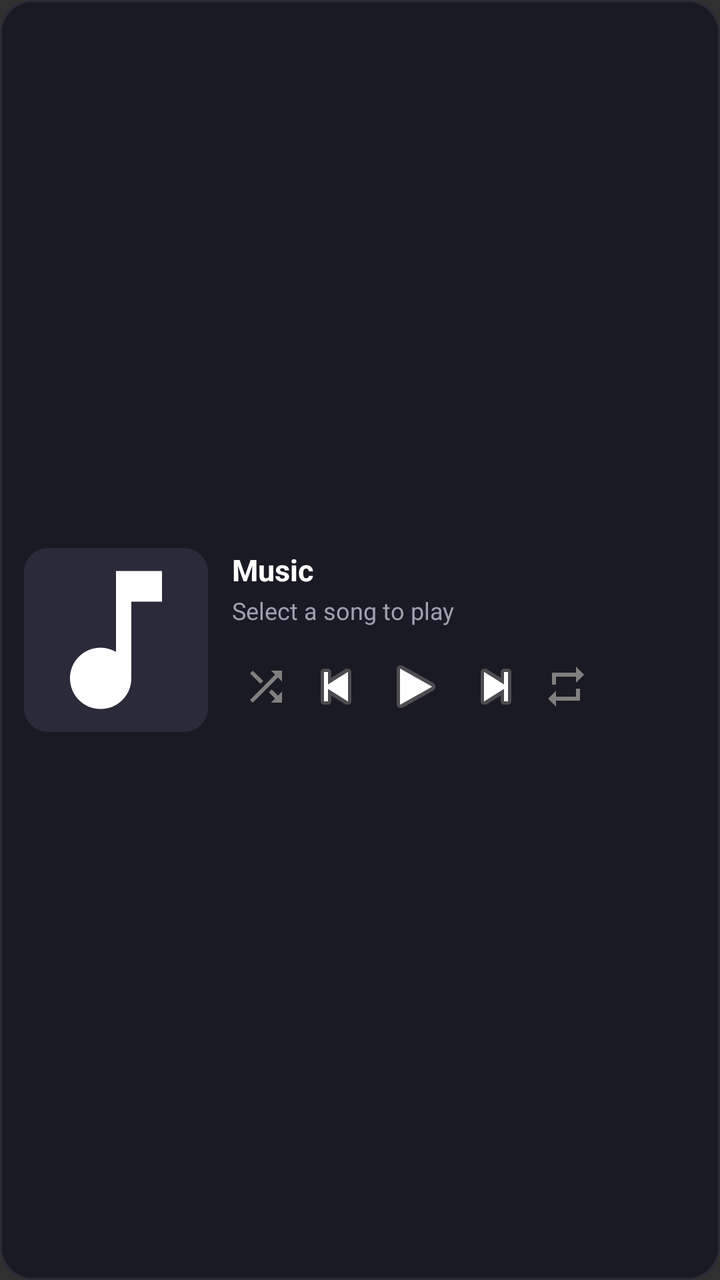
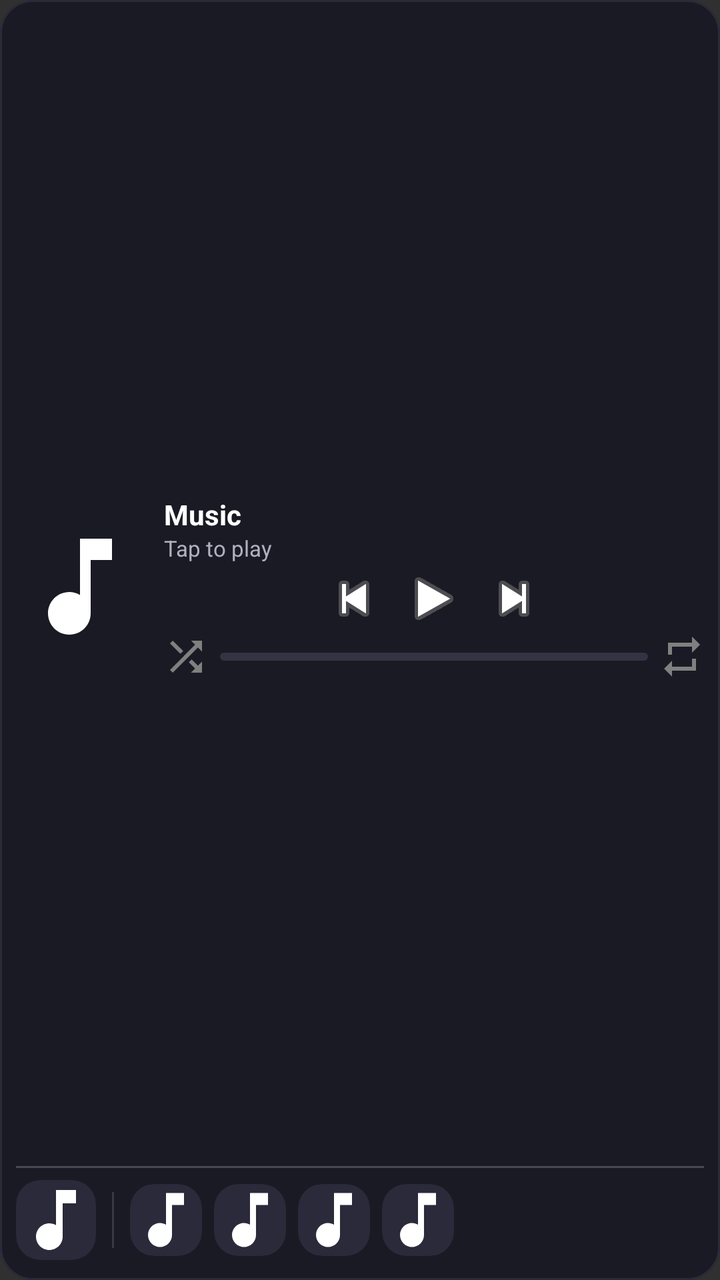

Screens rendered from an Android XML layout before and after an edit, with the pre-edit source and the edit as a unified diff.
<!-- AndroidManifest.xml: application theme android:Theme.Material.NoActionBar -->
<!-- res/layout/widget_music_4x2.xml -->
<?xml version="1.0" encoding="utf-8"?>
<LinearLayout xmlns:android="http://schemas.android.com/apk/res/android"
    android:id="@+id/widget_root"
    android:layout_width="match_parent"
    android:layout_height="match_parent"
    android:orientation="horizontal"
    android:padding="12dp"
    android:background="@drawable/widget_bg_dark_card"
    android:gravity="center_vertical">

    <ImageView
        android:id="@+id/widget_album_art"
        android:layout_width="92dp"
        android:layout_height="92dp"
        android:scaleType="centerCrop"
        android:src="@drawable/ic_music_note"
        android:background="@drawable/widget_art_rounded"
        android:contentDescription="Album Art" />

    <LinearLayout
        android:layout_width="0dp"
        android:layout_height="match_parent"
        android:layout_weight="1"
        android:layout_marginStart="12dp"
        android:orientation="vertical"
        android:gravity="center_vertical">

        <TextView
            android:id="@+id/widget_title"
            android:layout_width="match_parent"
            android:layout_height="wrap_content"
            android:text="Music"
            android:textColor="#FFFFFF"
            android:textSize="15sp"
            android:textStyle="bold"
            android:singleLine="true"
            android:ellipsize="marquee"
            android:marqueeRepeatLimit="marquee_forever"
            android:scrollHorizontally="true"
            android:focusable="true"
            android:focusableInTouchMode="true" />

        <TextView
            android:id="@+id/widget_artist"
            android:layout_width="match_parent"
            android:layout_height="wrap_content"
            android:layout_marginTop="2dp"
            android:text="Select a song to play"
            android:textColor="#A0A0B0"
            android:textSize="12sp"
            android:singleLine="true"
            android:ellipsize="marquee"
            android:marqueeRepeatLimit="marquee_forever"
            android:scrollHorizontally="true"
            android:focusable="true"
            android:focusableInTouchMode="true" />

        <LinearLayout
            android:layout_width="match_parent"
            android:layout_height="wrap_content"
            android:layout_marginTop="8dp"
            android:orientation="horizontal"
            android:gravity="center_vertical">

            <ImageButton
                android:id="@+id/widget_btn_shuffle"
                android:layout_width="34dp"
                android:layout_height="34dp"
                android:background="?android:attr/selectableItemBackgroundBorderless"
                android:src="@drawable/ic_widget_shuffle_off"
                android:contentDescription="Shuffle" />

            <ImageButton
                android:id="@+id/widget_btn_previous"
                android:layout_width="36dp"
                android:layout_height="36dp"
                android:background="?android:attr/selectableItemBackgroundBorderless"
                android:src="@android:drawable/ic_media_previous"
                android:contentDescription="Previous" />

            <ImageButton
                android:id="@+id/widget_btn_play_pause"
                android:layout_width="44dp"
                android:layout_height="44dp"
                android:background="?android:attr/selectableItemBackgroundBorderless"
                android:src="@android:drawable/ic_media_play"
                android:contentDescription="Play/Pause" />

            <ImageButton
                android:id="@+id/widget_btn_next"
                android:layout_width="36dp"
                android:layout_height="36dp"
                android:background="?android:attr/selectableItemBackgroundBorderless"
                android:src="@android:drawable/ic_media_next"
                android:contentDescription="Next" />

            <ImageButton
                android:id="@+id/widget_btn_repeat"
                android:layout_width="34dp"
                android:layout_height="34dp"
                android:background="?android:attr/selectableItemBackgroundBorderless"
                android:src="@drawable/ic_widget_repeat_off"
                android:contentDescription="Repeat" />
        </LinearLayout>
    </LinearLayout>

</LinearLayout>
<!-- resources referenced by this layout -->
<resources>
  <!-- drawable ic_music_note (drawable) -->
  <vector xmlns:android="http://schemas.android.com/apk/res/android"
      android:width="24dp"
      android:height="24dp"
      android:viewportWidth="24"
      android:viewportHeight="24">
    <path
        android:fillColor="#FFFFFF"
        android:pathData="M12,3v10.55c-0.59,-0.34 -1.27,-0.55 -2,-0.55 -2.21,0 -4,1.79 -4,4s1.79,4 4,4 4,-1.79 4,-4V7h4V3h-6z"/>
  </vector>
  <!-- drawable ic_widget_repeat_off (drawable) -->
  <vector xmlns:android="http://schemas.android.com/apk/res/android"
      android:width="24dp"
      android:height="24dp"
      android:viewportWidth="24"
      android:viewportHeight="24">
    <path
        android:fillColor="#808080"
        android:pathData="M7,7h10v3l4,-4 -4,-4v3H5v6h2V7zm10,10H7v-3l-4,4 4,4v-3h12v-6h-2v4z"/>
  </vector>
  <!-- drawable ic_widget_shuffle_off (drawable) -->
  <vector xmlns:android="http://schemas.android.com/apk/res/android"
      android:width="24dp"
      android:height="24dp"
      android:viewportWidth="24"
      android:viewportHeight="24">
    <path
        android:fillColor="#808080"
        android:pathData="M10.59,9.17L5.41,4L4,5.41l5.17,5.17 1.42,-1.41zM14.5,4l2.04,2.04L4,18.59 5.41,20 17.96,7.45 20,9.5V4h-5.5zM14.83,13.41l-1.41,1.41 3.13,3.13L14.5,20H20v-5.5l-2.04,2.04 -3.13,-3.13z"/>
  </vector>
  <!-- drawable widget_art_rounded (drawable) -->
  <?xml version="1.0" encoding="utf-8"?>
  <shape xmlns:android="http://schemas.android.com/apk/res/android">
      <solid android:color="#2A2A3A" />
      <corners android:radius="12dp" />
  </shape>
  <!-- drawable widget_bg_dark_card (drawable) -->
  <?xml version="1.0" encoding="utf-8"?>
  <shape xmlns:android="http://schemas.android.com/apk/res/android">
      <solid android:color="#1A1A24" />
      <corners android:radius="16dp" />
      <stroke android:width="1dp" android:color="#2A2A38" />
  </shape>
</resources>

<!-- the commit's change to res/layout/widget_music_4x2.xml (unified diff, before → after) -->
@@ -3,105 +3,222 @@
     android:id="@+id/widget_root"
     android:layout_width="match_parent"
     android:layout_height="match_parent"
-    android:orientation="horizontal"
-    android:padding="12dp"
     android:background="@drawable/widget_bg_dark_card"
-    android:gravity="center_vertical">
-
-    <ImageView
-        android:id="@+id/widget_album_art"
-        android:layout_width="92dp"
-        android:layout_height="92dp"
-        android:scaleType="centerCrop"
-        android:src="@drawable/ic_music_note"
-        android:background="@drawable/widget_art_rounded"
-        android:contentDescription="Album Art" />
-
+    android:orientation="vertical"
+    android:padding="8dp">
+
+    
     <LinearLayout
-        android:layout_width="0dp"
-        android:layout_height="match_parent"
+        android:layout_width="match_parent"
+        android:layout_height="0dp"
         android:layout_weight="1"
-        android:layout_marginStart="12dp"
-        android:orientation="vertical"
+        android:orientation="horizontal"
         android:gravity="center_vertical">
 
-        <TextView
-            android:id="@+id/widget_title"
-            android:layout_width="match_parent"
+        
+        <ImageView
+            android:id="@+id/widget_album_art"
+            android:layout_width="64dp"
+            android:layout_height="64dp"
+            android:layout_gravity="center_vertical"
+            android:scaleType="centerCrop"
+            android:src="@drawable/ic_music_note"
+            android:clipToOutline="true"
+            android:contentDescription="Album Art" />
+
+        
+        <LinearLayout
+            android:layout_width="0dp"
             android:layout_height="wrap_content"
-            android:text="Music"
-            android:textColor="#FFFFFF"
-            android:textSize="15sp"
-            android:textStyle="bold"
-            android:singleLine="true"
-            android:ellipsize="marquee"
-            android:marqueeRepeatLimit="marquee_forever"
-            android:scrollHorizontally="true"
-            android:focusable="true"
-            android:focusableInTouchMode="true" />
-
-        <TextView
-            android:id="@+id/widget_artist"
-            android:layout_width="match_parent"
-            android:layout_height="wrap_content"
-            android:layout_marginTop="2dp"
-            android:text="Select a song to play"
-            android:textColor="#A0A0B0"
-            android:textSize="12sp"
-            android:singleLine="true"
-            android:ellipsize="marquee"
-            android:marqueeRepeatLimit="marquee_forever"
-            android:scrollHorizontally="true"
-            android:focusable="true"
-            android:focusableInTouchMode="true" />
-
-        <LinearLayout
-            android:layout_width="match_parent"
-            android:layout_height="wrap_content"
-            android:layout_marginTop="8dp"
-            android:orientation="horizontal"
+            android:layout_weight="1"
+            android:layout_marginStart="10dp"
+            android:orientation="vertical"
             android:gravity="center_vertical">
 
-            <ImageButton
-                android:id="@+id/widget_btn_shuffle"
-                android:layout_width="34dp"
-                android:layout_height="34dp"
-                android:background="?android:attr/selectableItemBackgroundBorderless"
-                android:src="@drawable/ic_widget_shuffle_off"
-                android:contentDescription="Shuffle" />
-
-            <ImageButton
-                android:id="@+id/widget_btn_previous"
-                android:layout_width="36dp"
-                android:layout_height="36dp"
-                android:background="?android:attr/selectableItemBackgroundBorderless"
-                android:src="@android:drawable/ic_media_previous"
-                android:contentDescription="Previous" />
-
-            <ImageButton
-                android:id="@+id/widget_btn_play_pause"
-                android:layout_width="44dp"
-                android:layout_height="44dp"
-                android:background="?android:attr/selectableItemBackgroundBorderless"
-                android:src="@android:drawable/ic_media_play"
-                android:contentDescription="Play/Pause" />
-
-            <ImageButton
-                android:id="@+id/widget_btn_next"
-                android:layout_width="36dp"
-                android:layout_height="36dp"
-                android:background="?android:attr/selectableItemBackgroundBorderless"
-                android:src="@android:drawable/ic_media_next"
-                android:contentDescription="Next" />
-
-            <ImageButton
-                android:id="@+id/widget_btn_repeat"
-                android:layout_width="34dp"
-                android:layout_height="34dp"
-                android:background="?android:attr/selectableItemBackgroundBorderless"
-                android:src="@drawable/ic_widget_repeat_off"
-                android:contentDescription="Repeat" />
+            
+            <TextView
+                android:id="@+id/widget_title"
+                android:layout_width="match_parent"
+                android:layout_height="wrap_content"
+                android:text="Music"
+                android:textColor="#FFFFFF"
+                android:textSize="14sp"
+                android:textStyle="bold"
+                android:singleLine="true"
+                android:ellipsize="marquee"
+                android:marqueeRepeatLimit="marquee_forever"
+                android:scrollHorizontally="true"
+                android:focusable="true"
+                android:focusableInTouchMode="true" />
+
+            <TextView
+                android:id="@+id/widget_artist"
+                android:layout_width="match_parent"
+                android:layout_height="wrap_content"
+                android:text="Tap to play"
+                android:textColor="#B0B0C0"
+                android:textSize="11sp"
+                android:singleLine="true"
+                android:ellipsize="marquee"
+                android:marqueeRepeatLimit="marquee_forever"
+                android:scrollHorizontally="true"
+                android:focusable="true"
+                android:focusableInTouchMode="true" />
+
+            
+            <LinearLayout
+                android:layout_width="match_parent"
+                android:layout_height="wrap_content"
+                android:layout_marginTop="2dp"
+                android:orientation="horizontal"
+                android:gravity="center">
+
+                <ImageButton
+                    android:id="@+id/widget_btn_previous"
+                    android:layout_width="28dp"
+                    android:layout_height="28dp"
+                    android:background="@android:color/transparent"
+                    android:src="@android:drawable/ic_media_previous"
+                    android:contentDescription="Previous" />
+
+                <ImageButton
+                    android:id="@+id/widget_btn_play_pause"
+                    android:layout_width="32dp"
+                    android:layout_height="32dp"
+                    android:layout_marginStart="10dp"
+                    android:layout_marginEnd="10dp"
+                    android:background="@android:color/transparent"
+                    android:src="@android:drawable/ic_media_play"
+                    android:scaleType="fitCenter"
+                    android:contentDescription="Play/Pause" />
+
+                <ImageButton
+                    android:id="@+id/widget_btn_next"
+                    android:layout_width="28dp"
+                    android:layout_height="28dp"
+                    android:background="@android:color/transparent"
+                    android:src="@android:drawable/ic_media_next"
+                    android:contentDescription="Next" />
+            </LinearLayout>
+
+            
+            <LinearLayout
+                android:layout_width="match_parent"
+                android:layout_height="wrap_content"
+                android:layout_marginTop="2dp"
+                android:orientation="horizontal"
+                android:gravity="center_vertical">
+
+                <ImageButton
+                    android:id="@+id/widget_btn_shuffle"
+                    android:layout_width="22dp"
+                    android:layout_height="22dp"
+                    android:background="@android:color/transparent"
+                    android:src="@drawable/ic_widget_shuffle_off"
+                    android:contentDescription="Shuffle" />
+
+                <ProgressBar
+                    android:id="@+id/widget_progress_bar"
+                    style="@android:style/Widget.ProgressBar.Horizontal"
+                    android:layout_width="0dp"
+                    android:layout_height="4dp"
+                    android:layout_weight="1"
+                    android:layout_marginStart="6dp"
+                    android:layout_marginEnd="6dp"
+                    android:progressDrawable="@drawable/widget_progress_drawable"
+                    android:max="1000"
+                    android:progress="0" />
+
+                <ImageButton
+                    android:id="@+id/widget_btn_repeat"
+                    android:layout_width="22dp"
+                    android:layout_height="22dp"
+                    android:background="@android:color/transparent"
+                    android:src="@drawable/ic_widget_repeat_off"
+                    android:contentDescription="Repeat" />
+            </LinearLayout>
+
         </LinearLayout>
     </LinearLayout>
 
+
+    
+    <LinearLayout
+        android:layout_width="match_parent"
+        android:layout_height="1dp"
+        android:layout_marginTop="4dp"
+        android:layout_marginBottom="4dp"
+        android:background="#33FFFFFF" />
+
+    
+    <LinearLayout
+        android:layout_width="match_parent"
+        android:layout_height="44dp"
+        android:orientation="horizontal"
+        android:gravity="center_vertical">
+
+        
+        <ImageView
+            android:id="@+id/widget_recent_playlist_art"
+            android:layout_width="40dp"
+            android:layout_height="40dp"
+            android:scaleType="centerCrop"
+            android:src="@drawable/ic_music_note"
+            android:background="@drawable/widget_art_rounded"
+            android:clipToOutline="true"
+            android:contentDescription="Playlist" />
+
+        <LinearLayout
+            android:layout_width="1dp"
+            android:layout_height="28dp"
+            android:layout_marginStart="8dp"
+            android:layout_marginEnd="8dp"
+            android:background="#22FFFFFF" />
+
+        
+        <ImageView
+            android:id="@+id/widget_recent_1"
+            android:layout_width="36dp"
+            android:layout_height="36dp"
+            android:scaleType="centerCrop"
+            android:src="@drawable/ic_music_note"
+            android:background="@drawable/widget_art_rounded"
+            android:clipToOutline="true"
+            android:contentDescription="Recent Song 1" />
+
+        <ImageView
+            android:id="@+id/widget_recent_2"
+            android:layout_width="36dp"
+            android:layout_height="36dp"
+            android:layout_marginStart="6dp"
+            android:scaleType="centerCrop"
+            android:src="@drawable/ic_music_note"
+            android:background="@drawable/widget_art_rounded"
+            android:clipToOutline="true"
+            android:contentDescription="Recent Song 2" />
+
+        <ImageView
+            android:id="@+id/widget_recent_3"
+            android:layout_width="36dp"
+            android:layout_height="36dp"
+            android:layout_marginStart="6dp"
+            android:scaleType="centerCrop"
+            android:src="@drawable/ic_music_note"
+            android:background="@drawable/widget_art_rounded"
+            android:clipToOutline="true"
+            android:contentDescription="Recent Song 3" />
+
+        <ImageView
+            android:id="@+id/widget_recent_4"
+            android:layout_width="36dp"
+            android:layout_height="36dp"
+            android:layout_marginStart="6dp"
+            android:scaleType="centerCrop"
+            android:src="@drawable/ic_music_note"
+            android:background="@drawable/widget_art_rounded"
+            android:clipToOutline="true"
+            android:contentDescription="Recent Song 4" />
+
+    </LinearLayout>
+
 </LinearLayout>
<!-- resource entries referenced after the edit -->
@@ -43,5 +43,23 @@
       <corners android:radius="16dp" />
       <stroke android:width="1dp" android:color="#2A2A38" />
   </shape>
+  <!-- drawable widget_progress_drawable (drawable) -->
+  <?xml version="1.0" encoding="utf-8"?>
+  <layer-list xmlns:android="http://schemas.android.com/apk/res/android">
+      <item android:id="@android:id/background">
+          <shape>
+              <solid android:color="#333344" />
+              <corners android:radius="3dp" />
+          </shape>
+      </item>
+      <item android:id="@android:id/progress">
+          <clip>
+              <shape>
+                  <solid android:color="#1DB954" />
+                  <corners android:radius="3dp" />
+              </shape>
+          </clip>
+      </item>
+  </layer-list>
 </resources>
 
